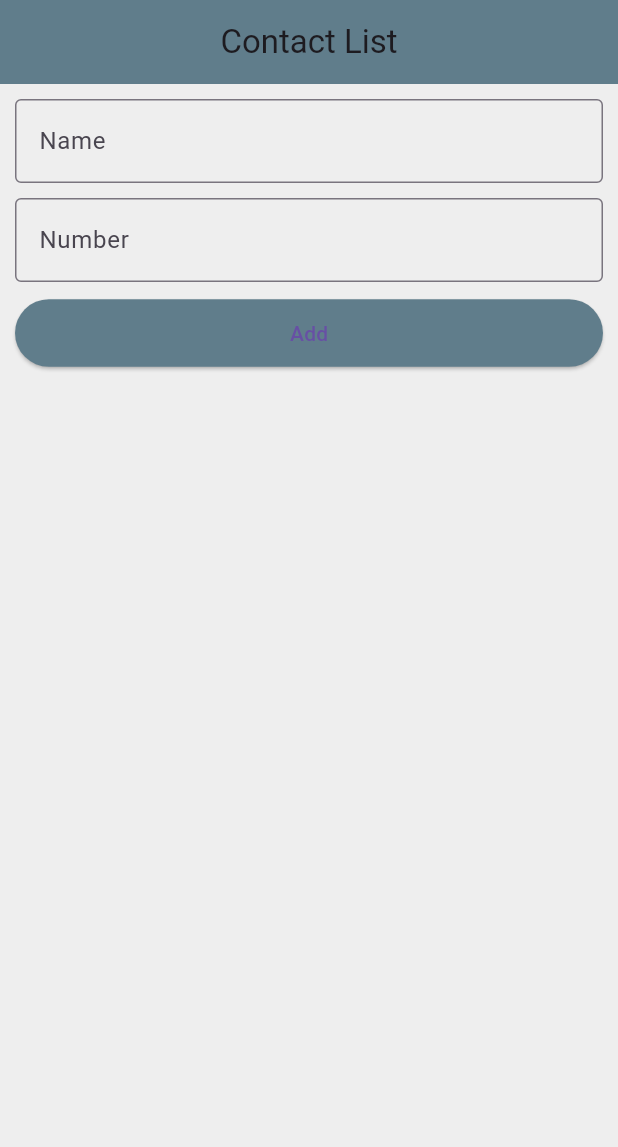
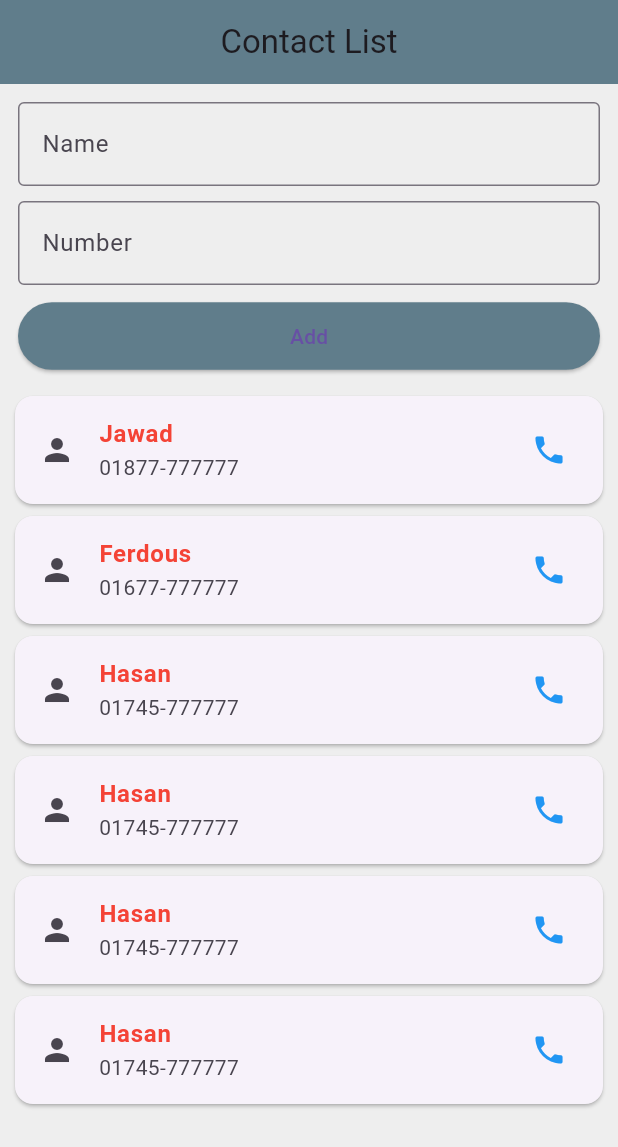
Before and after one commit to DinOfficial/assignment_live_test, a Flutter app: the screen it shows after launch, after a tap on "Add", on a phone screen of 412 x 824 dp. Shown: the top 1147 px of the screen. Run offline on Flutter 3.47's test engine with Material 3 defaults, Android fonts, the phone set to English and light mode, and no system bars.

Commit message:
update ui

```diff
--- a/lib/main.dart
+++ b/lib/main.dart
@@ -11,62 +11,20 @@ class MyApp extends StatelessWidget {
   Widget build(BuildContext context) {
     return MaterialApp(
       debugShowCheckedModeBanner: false,
-      home: ContactList(),
+      home: ContactListUI(),
     );
   }
 }
 
-class ContactList extends StatefulWidget {
-  @override
-  _ContactListState createState() => _ContactListState();
-}
-
-class _ContactListState extends State<ContactList> {
-  final TextEditingController _nameController = TextEditingController();
-  final TextEditingController _numberController = TextEditingController();
-
-  List<Map<String, String>> contacts = [];
-
-  void _addContact() {
-    String name = _nameController.text.trim();
-    String number = _numberController.text.trim();
-
-    if (name.isNotEmpty && number.isNotEmpty) {
-      setState(() {
-        contacts.add({"name": name, "number": number});
-      });
-
-      _nameController.clear();
-      _numberController.clear();
-    }
-  }
-
-  void _deleteContact(int index) {
-    showDialog(
-      context: context,
-      builder: (ctx) {
-        return AlertDialog(
-          title: const Text("Confirmation"),
-          content: const Text("Are you sure for Delete?"),
-          actions: [
-            IconButton(
-              icon: const Icon(Icons.cancel, color: Colors.red),
-              onPressed: () => Navigator.pop(ctx),
-            ),
-            IconButton(
-              icon: const Icon(Icons.delete, color: Colors.blue),
-              onPressed: () {
-                setState(() {
-                  contacts.removeAt(index);
-                });
-                Navigator.pop(ctx);
-              },
-            ),
-          ],
-        );
-      },
-    );
-  }
+class ContactListUI extends StatelessWidget {
+  final List<Map<String, String>> dummyContacts = [
+    {"name": "Jawad", "number": "01877-777777"},
+    {"name": "Ferdous", "number": "01677-777777"},
+    {"name": "Hasan", "number": "01745-777777"},
+    {"name": "Hasan", "number": "01745-777777"},
+    {"name": "Hasan", "number": "01745-777777"},
+    {"name": "Hasan", "number": "01745-777777"},
+  ];
 
   @override
   Widget build(BuildContext context) {
@@ -74,17 +32,16 @@ class _ContactListState extends State<ContactList> {
       backgroundColor: Colors.grey[200],
       appBar: AppBar(
         title: const Text("Contact List"),
+        centerTitle: true,
         backgroundColor: Colors.blueGrey,
-        centerTitle: true,
       ),
       body: Column(
         children: [
           Padding(
-            padding: const EdgeInsets.all(10),
+            padding: const EdgeInsets.all(12.0),
             child: Column(
               children: [
                 TextField(
-                  controller: _nameController,
                   decoration: const InputDecoration(
                     labelText: "Name",
                     border: OutlineInputBorder(),
@@ -92,8 +49,6 @@ class _ContactListState extends State<ContactList> {
                 ),
                 const SizedBox(height: 10),
                 TextField(
-                  controller: _numberController,
-                  keyboardType: TextInputType.phone,
                   decoration: const InputDecoration(
                     labelText: "Number",
                     border: OutlineInputBorder(),
@@ -105,7 +60,7 @@ class _ContactListState extends State<ContactList> {
                     backgroundColor: Colors.blueGrey,
                     minimumSize: const Size(double.infinity, 45),
                   ),
-                  onPressed: _addContact,
+                  onPressed: () {},
                   child: const Text("Add"),
                 ),
               ],
@@ -113,17 +68,22 @@ class _ContactListState extends State<ContactList> {
           ),
           Expanded(
             child: ListView.builder(
-              itemCount: contacts.length,
+              itemCount: dummyContacts.length,
               itemBuilder: (context, index) {
-                return ListTile(
-                  leading: const Icon(Icons.person),
-                  title: Text(
-                    contacts[index]['name']!,
-                    style: const TextStyle(fontWeight: FontWeight.bold),
+                return Card(
+                  margin: const EdgeInsets.symmetric(horizontal: 10, vertical: 4),
+                  child: ListTile(
+                    leading: const Icon(Icons.person),
+                    title: Text(
+                      dummyContacts[index]['name']!,
+                      style: const TextStyle(
+                        fontWeight: FontWeight.bold,
+                        color: Colors.red,
+                      ),
+                    ),
+                    subtitle: Text(dummyContacts[index]['number']!),
+                    trailing: const Icon(Icons.phone, color: Colors.blue),
                   ),
-                  subtitle: Text(contacts[index]['number']!),
-                  trailing: const Icon(Icons.phone, color: Colors.blue),
-                  onLongPress: () => _deleteContact(index),
                 );
               },
             ),
```
